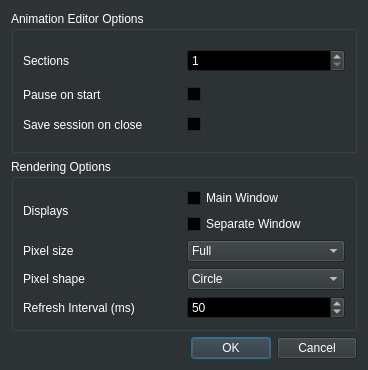
This is src/dialog/preferencesdialog.ui in 8bitbuddhist/PixelMaestro-Studio as Qt 5 draws it before an edit. The edited form follows.
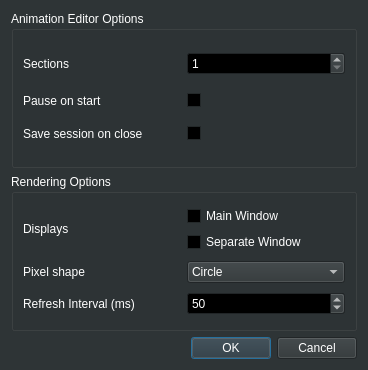
This is the edited form.

Commit message: Preferences - Removed Pixel Size option. MaestroController::save_maestro_to_datastream() - Fixed settings not saving unless CueHandlers were specified.

```diff
--- a/src/dialog/preferencesdialog.ui
+++ b/src/dialog/preferencesdialog.ui
@@ -514,13 +514,6 @@
       <bool>true</bool>
      </property>
      <layout class="QGridLayout" name="gridLayout_2">
-      <item row="3" column="0">
-       <widget class="QLabel" name="label_3">
-        <property name="text">
-         <string>Refresh Interval (ms)</string>
-        </property>
-       </widget>
-      </item>
       <item row="0" column="1">
        <layout class="QVBoxLayout" name="displayLayout">
         <item>
@@ -539,7 +532,7 @@
         </item>
        </layout>
       </item>
-      <item row="3" column="1">
+      <item row="2" column="1">
        <widget class="QSpinBox" name="refreshSpinBox">
         <property name="toolTip">
          <string>Sets the interval between Maestro updates</string>
@@ -555,48 +548,14 @@
         </property>
        </widget>
       </item>
-      <item row="2" column="0">
+      <item row="1" column="0">
        <widget class="QLabel" name="label_2">
         <property name="text">
          <string>Pixel shape</string>
         </property>
        </widget>
       </item>
-      <item row="1" column="0">
-       <widget class="QLabel" name="label">
-        <property name="text">
-         <string>Pixel size</string>
-        </property>
-       </widget>
-      </item>
       <item row="1" column="1">
-       <widget class="QComboBox" name="paddingComboBox">
-        <property name="toolTip">
-         <string>Sets the size of individual pixels rendered on screen</string>
-        </property>
-        <item>
-         <property name="text">
-          <string>Full</string>
-         </property>
-        </item>
-        <item>
-         <property name="text">
-          <string>Large</string>
-         </property>
-        </item>
-        <item>
-         <property name="text">
-          <string>Medium</string>
-         </property>
-        </item>
-        <item>
-         <property name="text">
-          <string>Small</string>
-         </property>
-        </item>
-       </widget>
-      </item>
-      <item row="2" column="1">
        <widget class="QComboBox" name="pixelShapeComboBox">
         <property name="toolTip">
          <string>Sets the shape of individual pixels rendered on screen</string>
@@ -623,6 +582,13 @@
         </property>
        </widget>
       </item>
+      <item row="2" column="0">
+       <widget class="QLabel" name="label_3">
+        <property name="text">
+         <string>Refresh Interval (ms)</string>
+        </property>
+       </widget>
+      </item>
      </layout>
     </widget>
    </item>
```
The commit also changes 4 other files.
